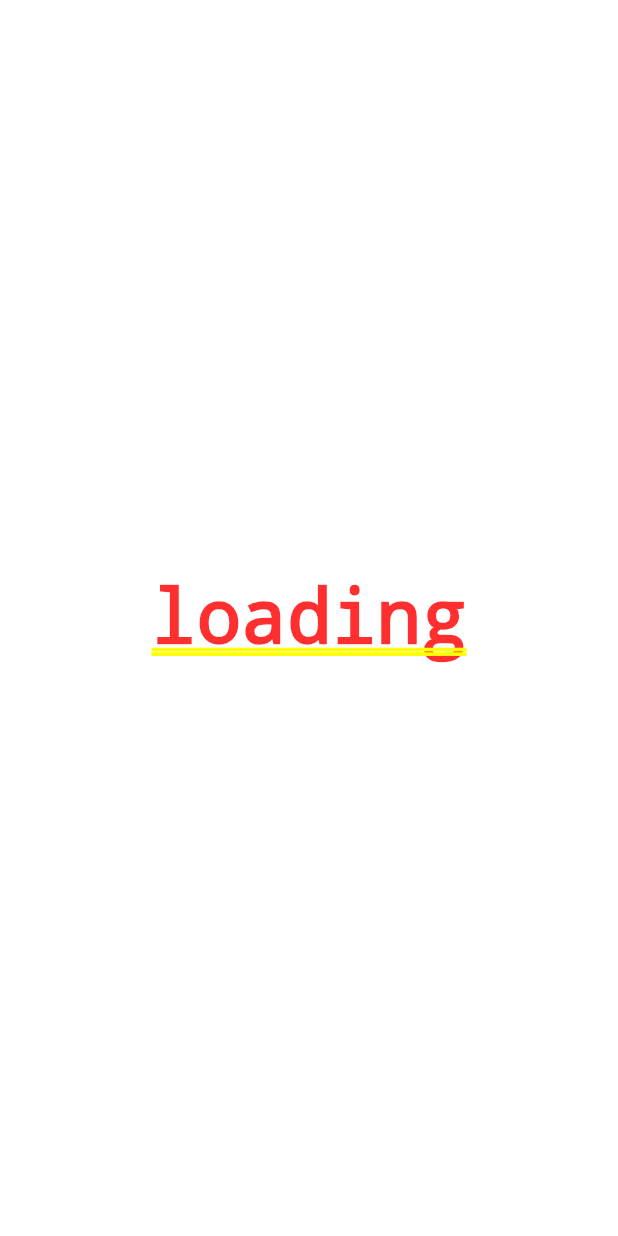
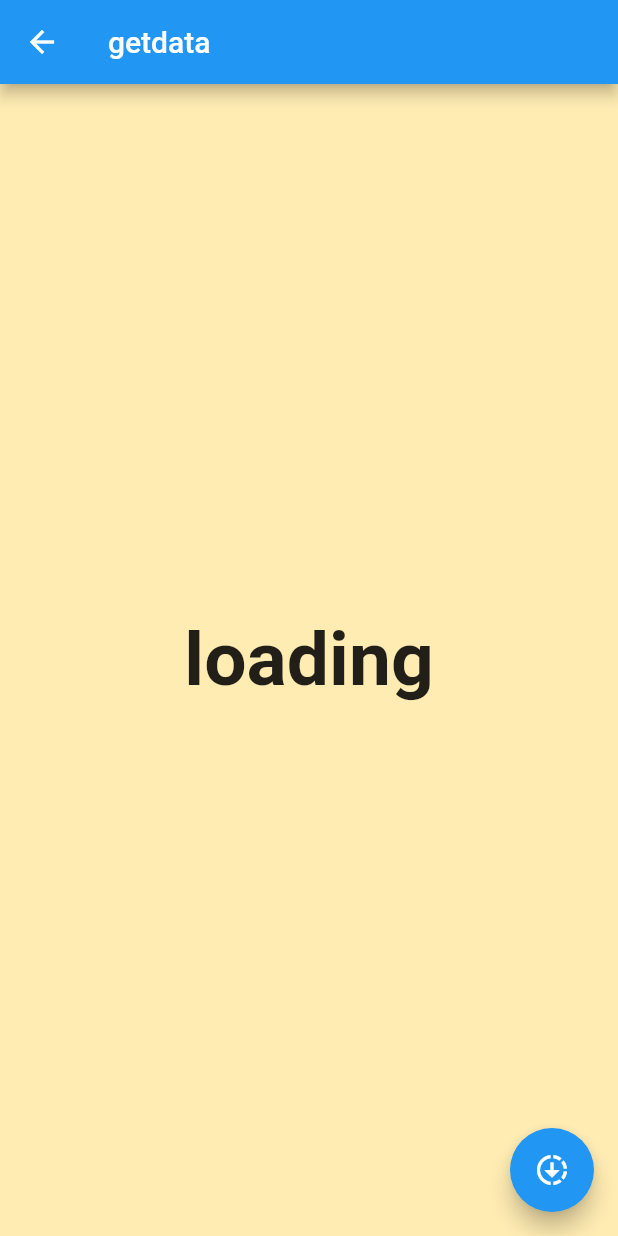
Before and after one commit to dushyant0rawat/myflutterapp, a Flutter app: the GetDataPage screen opened by its route, on a phone screen of 412 x 824 dp. Run offline on Flutter 3.47's test engine with Material 2 defaults, Android fonts, the phone set to English and light mode, and no system bars; network calls fail.

Commit message:
added loading to the body widget in getdata

```diff
--- a/lib/getdata.dart
+++ b/lib/getdata.dart
@@ -53,19 +53,24 @@ class _GetDataPageState extends State<GetDataPage> {
     // The Flutter framework has been optimized to make rerunning build methods
     // fast, so that you can just rebuild anything that needs updating rather
     // than having to individually change instances of widgets.
-    return isLoading? const Center(
-        child: Text(
-        "loading",
-        style: TextStyle(
-          fontSize: 50,
-          fontWeight: FontWeight.bold
-        ))): Scaffold(
+
+      return Scaffold(
       appBar: AppBar(
         // Here we take the value from the MyHomePage object that was created by
         // the App.build method, and use it to set our appbar title.
         title: Text(widget.title),
       ),
-      body: ListView.builder(
+      body: isLoading? Container(
+          color: Colors.amber[100],
+          child: const Center(
+              child: Text(
+                  "loading",
+                  style: TextStyle(
+                      fontSize: 50,
+                      fontWeight: FontWeight.bold
+                  ))),
+        ):
+          ListView.builder(
           itemCount: data.length ,
           itemBuilder: (context,index){
             return Card(
@@ -92,5 +97,6 @@ class _GetDataPageState extends State<GetDataPage> {
         child: const Icon(Icons.downloading),
       ), // This trailing comma makes auto-formatting nicer for build methods.
     );
+
   }
 }
```
